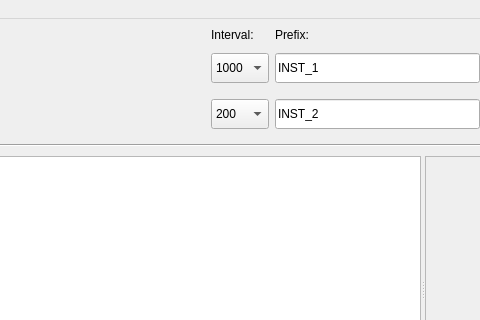
First picture: the form in ic6_comm.ui, repository xmartinly/ic6comm, before the edit; both pictures show x 104 to 584 and y 0 to 320 of the 731 by 453 pixel window.
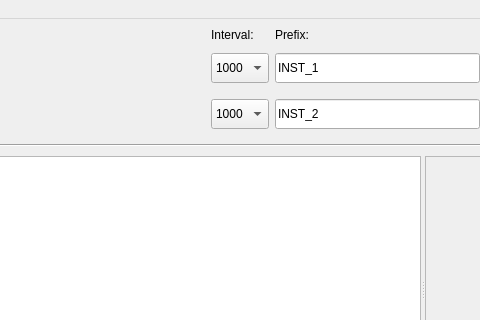
Second picture: the form after the edit. Icons and pictures are not drawn. Custom widgets are drawn as their Qt base class.

```diff
--- a/ic6_comm.ui
+++ b/ic6_comm.ui
@@ -265,7 +265,7 @@
          </size>
         </property>
         <property name="currentIndex">
-         <number>1</number>
+         <number>3</number>
         </property>
         <item>
          <property name="text">
```
Left out of the diff: 12 changed lines with no effect on the pictures.
